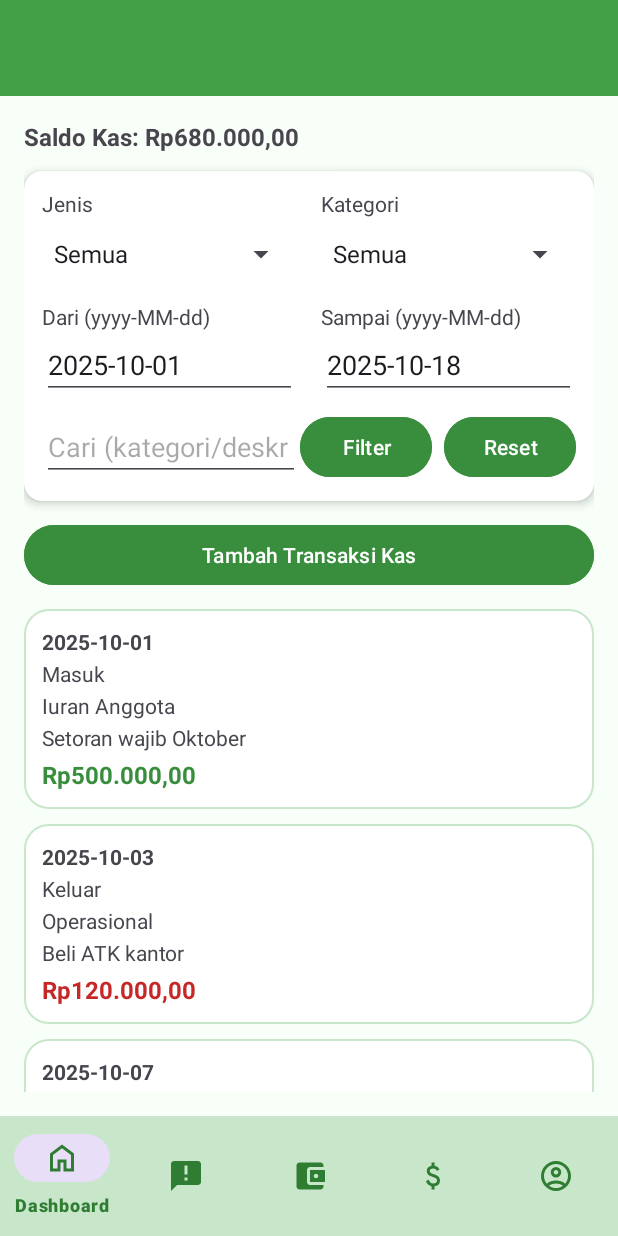
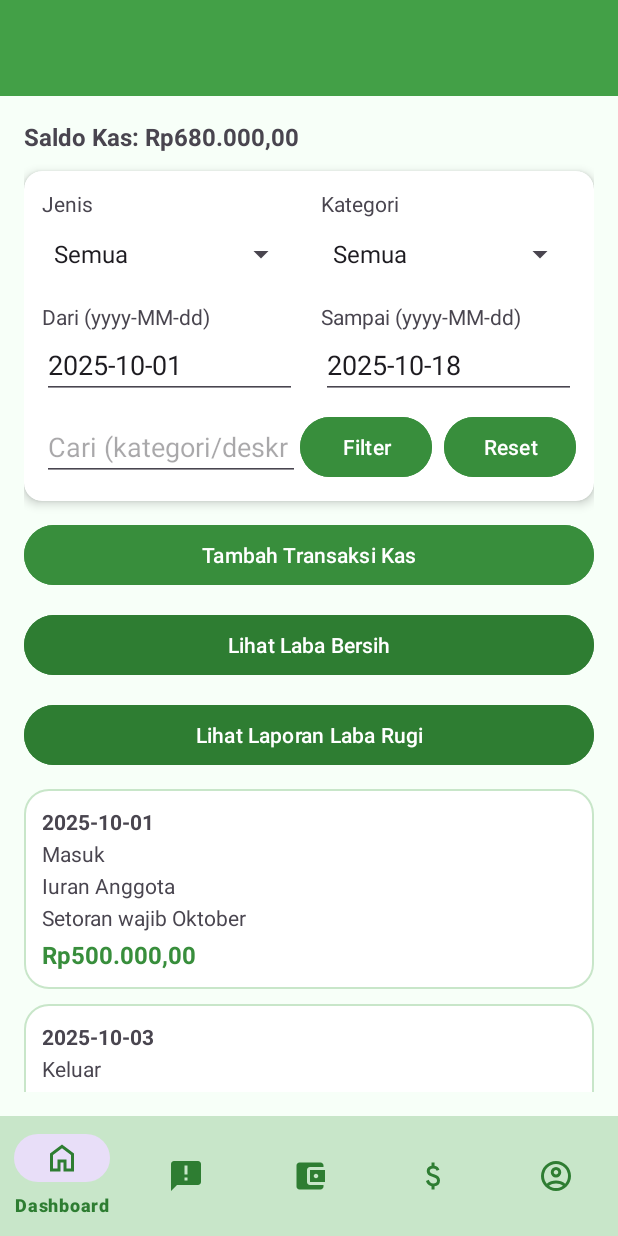
Before and after one commit to YaredMordechai/Projek_MAP, an Android app: the fragment KelolaKasFragment placed in its activity, on a phone screen of 412 x 824 dp. Run offline under Robolectric (Android 15) with nearby library versions, the phone set to English and light mode, and no system bars; 1 statement that could not run was skipped.

Commit message:
Laporan Laba Bersih dan Rugi

```diff
--- a/app/src/main/java/com/example/projek_map/ui/fragments/KelolaKasFragment.kt
+++ b/app/src/main/java/com/example/projek_map/ui/fragments/KelolaKasFragment.kt
@@ -1,11 +1,13 @@
 package com.example.projek_map.ui.fragments
 
 import android.app.AlertDialog
+import android.os.Build
 import android.os.Bundle
 import android.view.LayoutInflater
 import android.view.View
 import android.view.ViewGroup
 import android.widget.*
+import androidx.annotation.RequiresApi
 import androidx.fragment.app.Fragment
 import androidx.recyclerview.widget.LinearLayoutManager
 import androidx.recyclerview.widget.RecyclerView
@@ -31,6 +33,10 @@ class KelolaKasFragment : Fragment() {
     private lateinit var btnTambahKas: Button
     private lateinit var btnFilterTerapkan: Button
     private lateinit var btnFilterReset: Button
+
+    private lateinit var btnLabaBersih: Button
+
+    private lateinit var btnLabaRugi: Button
 
     // Filter views
     private lateinit var spFilterJenis: Spinner
@@ -61,6 +67,20 @@ class KelolaKasFragment : Fragment() {
         etFilterCari      = v.findViewById(R.id.etFilterCari)
         btnFilterTerapkan = v.findViewById(R.id.btnFilterTerapkan)
         btnFilterReset    = v.findViewById(R.id.btnFilterReset)
+        btnLabaBersih = v.findViewById(R.id.btnLabaBersih)
+        btnLabaBersih.setOnClickListener {
+            parentFragmentManager.beginTransaction()
+                .replace(R.id.fragmentContainer, LabaBersihFragment())
+                .addToBackStack(null)
+                .commit()
+        }
+        btnLabaRugi = v.findViewById(R.id.btnLabaRugi)
+        btnLabaRugi.setOnClickListener {
+            parentFragmentManager.beginTransaction()
+                .replace(R.id.fragmentContainer, LabaRugiFragment())
+                .addToBackStack(null)
+                .commit()
+        }
 
         // Recycler
         rvKas.layoutManager = LinearLayoutManager(requireContext())
@@ -213,6 +233,7 @@ class KelolaKasFragment : Fragment() {
             .show()
     }
 
+    @RequiresApi(Build.VERSION_CODES.O)
     private fun showAddDialog() {
         val dv = layoutInflater.inflate(R.layout.dialog_add_kas, null)
         val etTanggal = dv.findViewById<EditText>(R.id.etTanggalKas)
--- a/app/src/main/res/layout/kelola_kas_fragment.xml
+++ b/app/src/main/res/layout/kelola_kas_fragment.xml
@@ -171,6 +171,24 @@
         android:backgroundTint="@color/green_700"
         android:layout_marginBottom="12dp" />
 
+    <com.google.android.material.button.MaterialButton
+        android:id="@+id/btnLabaBersih"
+        android:layout_width="match_parent"
+        android:layout_height="wrap_content"
+        android:text="Lihat Laba Bersih"
+        android:textColor="@color/white"
+        android:backgroundTint="@color/green_800"
+        android:layout_marginBottom="12dp" />
+
+    <com.google.android.material.button.MaterialButton
+        android:id="@+id/btnLabaRugi"
+        android:layout_width="match_parent"
+        android:layout_height="wrap_content"
+        android:text="Lihat Laporan Laba Rugi"
+        android:textColor="@color/white"
+        android:backgroundTint="@color/green_800"
+        android:layout_marginBottom="12dp" />
+
     <!-- List -->
     <androidx.recyclerview.widget.RecyclerView
         android:id="@+id/rvKas"
```
Also changed, not shown: app/src/main/java/com/example/projek_map/ui/fragments/LabaBersihFragment.kt (added, +55 -0 lines), app/src/main/java/com/example/projek_map/ui/fragments/LabaRugiFragment.kt (added, +58 -0 lines), app/src/main/res/layout/fragment_laba_bersih.xml (added, +49 -0 lines), app/src/main/res/layout/fragment_laba_rugi.xml (added, +53 -0 lines).
